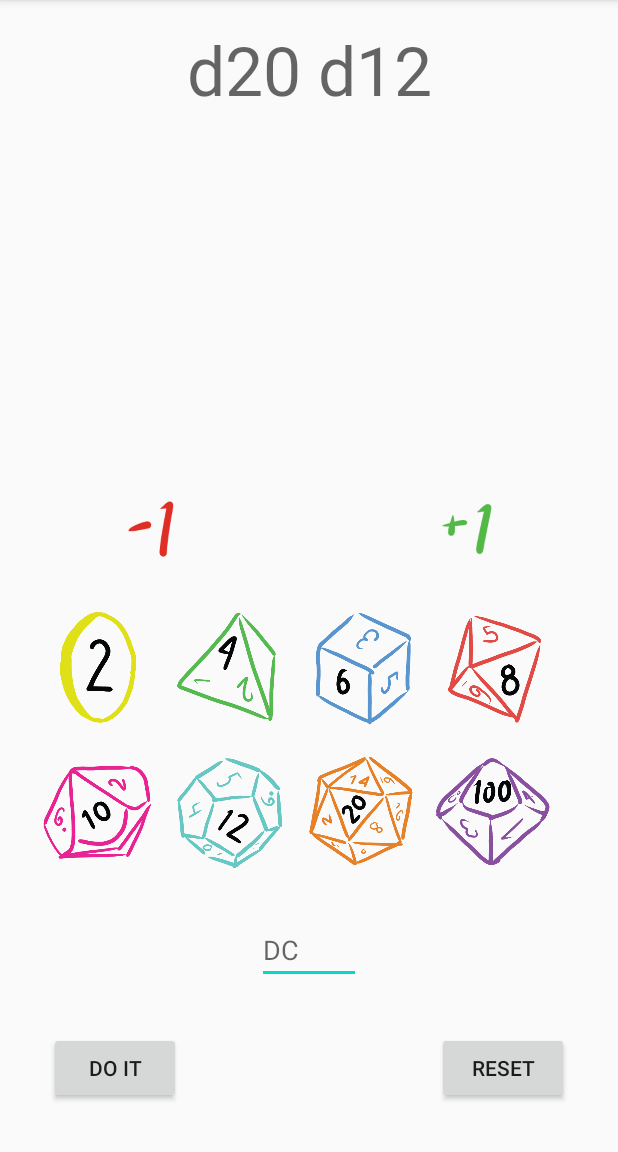
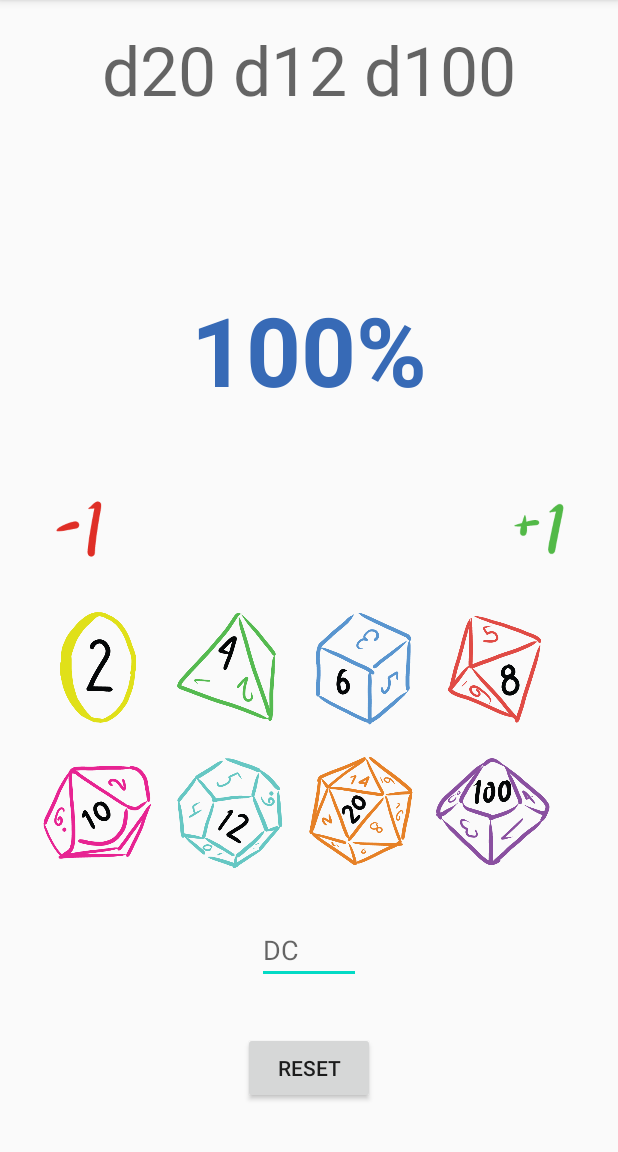
Before and after one commit to jameydeorio/RollTheDice, an Android app: the screen it shows after launch (MainActivity), in the options menu, after a tap on "Settings", on a phone screen of 412 x 824 dp, the part 84-1236 px from its top. Run offline under Robolectric (Android 15) with nearby library versions, the phone set to English and light mode, and no system bars.

Commit message:
Calculate on changes

```diff
--- a/app/src/main/java/com/jameyiguess/rollthedice/FirstFragment.kt
+++ b/app/src/main/java/com/jameyiguess/rollthedice/FirstFragment.kt
@@ -1,6 +1,8 @@
 package com.jameyiguess.rollthedice
 
 import android.os.Bundle
+import android.text.Editable
+import android.text.TextWatcher
 import androidx.fragment.app.Fragment
 import android.view.LayoutInflater
 import android.view.View
@@ -9,17 +11,23 @@ import android.widget.Button
 import android.widget.EditText
 import android.widget.ImageButton
 import android.widget.TextView
-import androidx.navigation.fragment.findNavController
+import androidx.appcompat.content.res.AppCompatResources
+import androidx.core.content.ContextCompat
+import androidx.core.widget.addTextChangedListener
 import com.jameyiguess.rollthedice.util.ProbabilityMachine
-import kotlin.reflect.typeOf
+import kotlin.math.absoluteValue
 
 /**
  * A simple [Fragment] subclass as the default destination in the navigation.
  */
 class FirstFragment : Fragment(), View.OnClickListener, View.OnLongClickListener {
-    private var mDice = ArrayList<String>()
-    private var mModifier = 0
-    private val mProbabilityMachine: ProbabilityMachine = ProbabilityMachine()
+    private var diceStrings = ArrayList<String>()
+    private var modifier = 0
+    private var dc = 0
+    private val probabilityMachine: ProbabilityMachine = ProbabilityMachine()
+    private var probability = 0
+    private var resultTextView: TextView? = null
+    private var dcEditText: EditText? = null
 
     override fun onCreateView(
             inflater: LayoutInflater, container: ViewGroup?,
@@ -56,48 +64,43 @@ class FirstFragment : Fragment(), View.OnClickListener, View.OnLongClickListener
         val d100Button = view.findViewById(R.id.d100ImageButton) as ImageButton
         d100Button.setOnClickListener(this)
         d100Button.setOnLongClickListener(this)
-        val dcEditText = view.findViewById(R.id.dc) as EditText
-        val resultTextView = view.findViewById(R.id.result) as TextView
+        dcEditText = view.findViewById(R.id.dc) as EditText
+        resultTextView = view.findViewById(R.id.result)
 
-        view.findViewById<Button>(R.id.calculate).setOnClickListener {
-            val text = view.findViewById<TextView>(R.id.diceTextView).text
-            if (text.isNotBlank()) {
-                val list = text.split(" ")
-                val dice = arrayListOf<Int>()
-                for (diceString in list) {
-                    val parts = diceString.split("d")
-                    val numDiceString = parts[0]
-                    var numDice = 1
-                    val numSides = parts[1].toInt()
-                    if (!numDiceString.isBlank()) {
-                        numDice = numDiceString.toInt()
-                    }
-                    for (i in 1..numDice) {
-                        dice.add(numSides)
-                    }
+        reset()
+
+        (dcEditText as EditText).addTextChangedListener(object: TextWatcher {
+            override fun afterTextChanged(s: Editable?) {
+            }
+
+            override fun beforeTextChanged(s: CharSequence?, start: Int, count: Int, after: Int) {
+            }
+
+            override fun onTextChanged(s: CharSequence?, start: Int, before: Int, count: Int) {
+                val dcString = s?.toString()
+                if (dcString != null && dcString.isNotEmpty()) {
+                    dc = dcString.toInt()
+                    updateProbability()
+                    updateText()
                 }
-                mProbabilityMachine.dice = dice
-                mProbabilityMachine.modifier = mModifier
-                val probability = mProbabilityMachine.getProbabilityToBeatDc(dcEditText.text.toString().toInt())
-                resultTextView.text = "${probability.toString()}%"
             }
-        }
+        })
 
-        view.findViewById<Button>(R.id.modifierMinusButton).setOnClickListener {
-            mModifier--
+        view.findViewById<ImageButton>(R.id.minusOneImageButton).setOnClickListener {
+            modifier--
+            updateProbability()
             updateText()
         }
 
-        view.findViewById<Button>(R.id.modifierPlusButton).setOnClickListener {
-            mModifier++
+        view.findViewById<ImageButton>(R.id.plusOneImageButton).setOnClickListener {
+            modifier++
+            updateProbability()
             updateText()
         }
 
         view.findViewById<Button>(R.id.resetButton).setOnClickListener {
-            mDice = arrayListOf<String>()
-            mModifier = 0
-            dcEditText.setText("")
-            resultTextView.text = ""
+            reset()
+            updateProbability()
             updateText()
         }
     }
@@ -130,7 +133,19 @@ class FirstFragment : Fragment(), View.OnClickListener, View.OnLongClickListener
                 text = "d100"
             }
         }
-        mDice.add(text)
+        val foundItem = diceStrings.find { it.endsWith(text) }
+        if (foundItem != null) {
+            diceStrings.remove(foundItem)
+            val parts = foundItem.split("d")
+            val numDiceString = parts[0]
+            var numExistingDice = 1
+            if (!numDiceString.isBlank()) {
+                numExistingDice = numDiceString.toInt()
+            }
+            text = "${numExistingDice + 1}$text"
+        }
+        diceStrings.add(text)
+        updateProbability()
         updateText()
     }
 
@@ -162,22 +177,71 @@ class FirstFragment : Fragment(), View.OnClickListener, View.OnLongClickListener
                 text = "d100"
             }
         }
-        mDice.remove(text)
+        val foundItem = diceStrings.find { it.endsWith(text) }
+        if (foundItem != null) {
+            diceStrings.remove(foundItem)
+            val parts = foundItem.split("d")
+            val numDiceString = parts[0]
+            var numExistingDice = 1
+            if (!numDiceString.isBlank()) {
+                numExistingDice = numDiceString.toInt()
+            }
+            val newNumberOfDice = numExistingDice - 1
+            if (newNumberOfDice == 0) {
+                diceStrings.remove(foundItem)
+            } else if (newNumberOfDice == 1) {
+                diceStrings.add(text)
+            } else {
+                text = "$newNumberOfDice$text"
+                diceStrings.add(text)
+            }
+        }
+        updateProbability()
         updateText()
         return true
     }
 
+    private fun updateProbability() {
+        if (diceStrings.isNullOrEmpty()) {
+            return
+        }
+        val dice = arrayListOf<Int>()
+        for (diceString in diceStrings) {
+            val parts = diceString.split("d")
+            val numDiceString = parts[0]
+            var numDice = 1
+            val numSides = parts[1].toInt()
+            if (!numDiceString.isBlank()) {
+                numDice = numDiceString.toInt()
+            }
+            for (i in 1..numDice) {
+                dice.add(numSides)
+            }
+        }
+        probabilityMachine.dice = dice
+        probabilityMachine.modifier = modifier
+        probability = probabilityMachine.getProbabilityToBeatDc(dc)
+        activity?.runOnUiThread { resultTextView?.text = "${probability.toString()}%" }
+    }
+
     private fun updateText() {
         activity?.runOnUiThread {
-            val text = mDice.joinToString(" ")
+            val text = diceStrings.joinToString(" ")
             var modifier = ""
-            if (mModifier > 0) {
-                modifier = "+$mModifier"
-            } else if (mModifier < 0) {
-                modifier = "-$mModifier"
+            if (this.modifier > 0) {
+                modifier = "+${this.modifier}"
+            } else if (this.modifier < 0) {
+                modifier = "-${this.modifier.absoluteValue}"
             }
             view?.findViewById<TextView>(R.id.diceTextView)?.text = text
             view?.findViewById<TextView>(R.id.modifierTextView)?.text = modifier
         }
     }
+
+    private fun reset() {
+        diceStrings = arrayListOf<String>()
+        modifier = 0
+//        dc = 0
+        (resultTextView as TextView).text = "--%"
+    }
 }
--- a/app/src/main/res/layout/fragment_first.xml
+++ b/app/src/main/res/layout/fragment_first.xml
@@ -39,21 +39,10 @@
         android:id="@+id/resetButton"
         android:layout_width="wrap_content"
         android:layout_height="wrap_content"
-        android:layout_marginEnd="16dp"
-        android:layout_marginRight="16dp"
+        android:layout_marginBottom="32dp"
         android:text="Reset"
+        app:layout_constraintBottom_toBottomOf="parent"
         app:layout_constraintEnd_toStartOf="@+id/guideline2"
-        app:layout_constraintTop_toTopOf="@+id/calculate" />
-
-    <Button
-        android:id="@+id/calculate"
-        android:layout_width="wrap_content"
-        android:layout_height="wrap_content"
-        android:layout_marginStart="16dp"
-        android:layout_marginLeft="16dp"
-        android:layout_marginBottom="32dp"
-        android:text="Do it"
-        app:layout_constraintBottom_toBottomOf="parent"
         app:layout_constraintStart_toStartOf="@+id/guideline" />
 
     <TextView
@@ -78,7 +67,7 @@
         android:ems="10"
         android:hint="@string/dc"
         android:inputType="number"
-        app:layout_constraintBottom_toTopOf="@+id/calculate"
+        app:layout_constraintBottom_toTopOf="@+id/resetButton"
         app:layout_constraintEnd_toStartOf="@+id/guideline2"
         app:layout_constraintStart_toStartOf="@+id/guideline" />
 
@@ -211,8 +200,8 @@
         android:id="@+id/plusOneImageButton"
         android:layout_width="40dp"
         android:layout_height="40dp"
-        android:layout_marginEnd="64dp"
-        android:layout_marginRight="64dp"
+        android:layout_marginEnd="16dp"
+        android:layout_marginRight="16dp"
         android:adjustViewBounds="true"
         android:background="@android:color/transparent"
         android:contentDescription="@string/plus_one"
@@ -225,8 +214,8 @@
         android:id="@+id/minusOneImageButton"
         android:layout_width="40dp"
         android:layout_height="40dp"
-        android:layout_marginStart="64dp"
-        android:layout_marginLeft="64dp"
+        android:layout_marginStart="16dp"
+        android:layout_marginLeft="16dp"
         android:layout_marginBottom="32dp"
         android:adjustViewBounds="true"
         android:background="@android:color/transparent"
```
